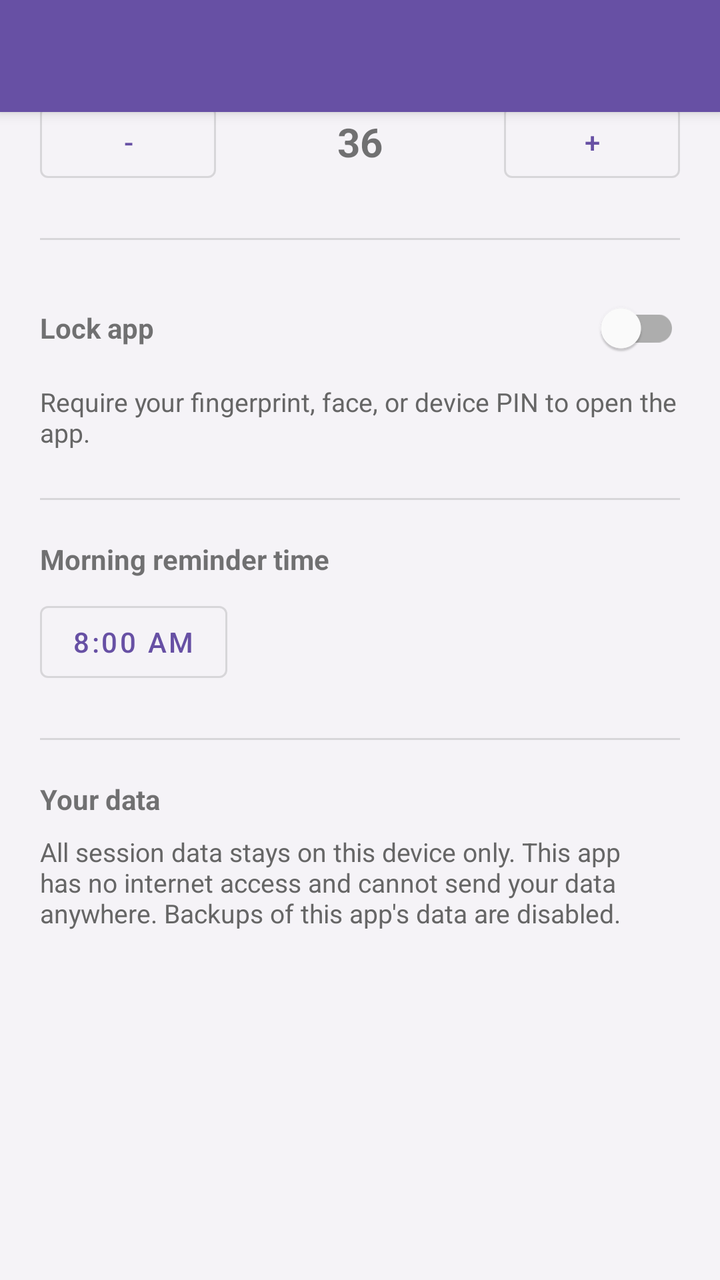
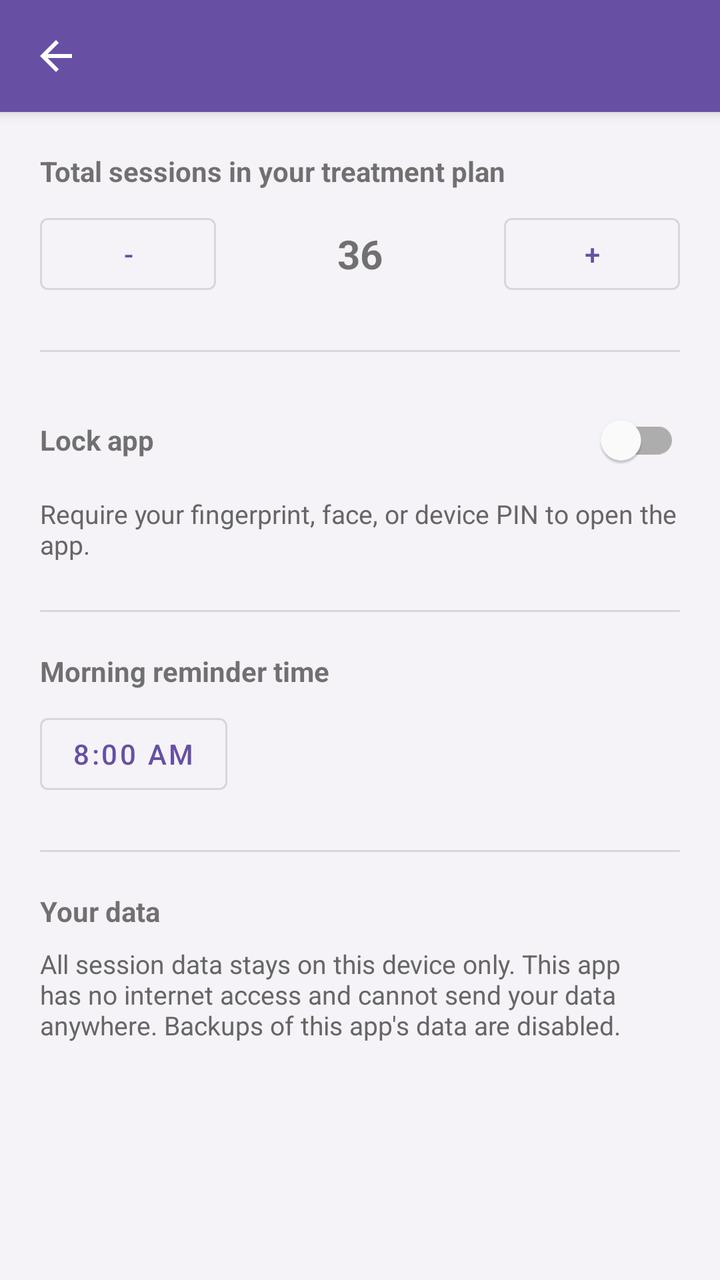

An Android layout rendered at two revisions. The XML below is the earlier revision; the diff shows what the commit changed to produce the second picture.
<!-- AndroidManifest.xml: application theme Theme.TherapyTracker -->
<!-- res/layout/activity_settings.xml -->
<?xml version="1.0" encoding="utf-8"?>
<androidx.coordinatorlayout.widget.CoordinatorLayout xmlns:android="http://schemas.android.com/apk/res/android"
    xmlns:app="http://schemas.android.com/apk/res/app"
    android:layout_width="match_parent"
    android:layout_height="match_parent"
    android:background="@color/background">

    <com.google.android.material.appbar.AppBarLayout
        android:layout_width="match_parent"
        android:layout_height="wrap_content">

        <com.google.android.material.appbar.MaterialToolbar
            android:id="@+id/toolbar"
            android:layout_width="match_parent"
            android:layout_height="?attr/actionBarSize"
            android:background="?attr/colorPrimary"
            android:title="@string/settings_title"
            android:titleTextColor="@color/white"
            app:navigationIcon="@drawable/ic_back" />

    </com.google.android.material.appbar.AppBarLayout>

    <LinearLayout
        android:layout_width="match_parent"
        android:layout_height="wrap_content"
        android:orientation="vertical"
        android:padding="20dp"
        app:layout_behavior="@string/appbar_scrolling_view_behavior">

        <TextView
            android:layout_width="wrap_content"
            android:layout_height="wrap_content"
            android:text="@string/target_sessions_label"
            android:textStyle="bold"
            android:layout_marginBottom="8dp" />

        <LinearLayout
            android:layout_width="match_parent"
            android:layout_height="wrap_content"
            android:orientation="horizontal"
            android:gravity="center_vertical"
            android:layout_marginBottom="24dp">

            <com.google.android.material.button.MaterialButton
                android:id="@+id/btnDecreaseTarget"
                style="@style/Widget.MaterialComponents.Button.OutlinedButton"
                android:layout_width="wrap_content"
                android:layout_height="wrap_content"
                android:text="-" />

            <TextView
                android:id="@+id/tvTargetValue"
                android:layout_width="0dp"
                android:layout_height="wrap_content"
                android:layout_weight="1"
                android:gravity="center"
                android:textSize="20sp"
                android:textStyle="bold"
                android:text="36" />

            <com.google.android.material.button.MaterialButton
                android:id="@+id/btnIncreaseTarget"
                style="@style/Widget.MaterialComponents.Button.OutlinedButton"
                android:layout_width="wrap_content"
                android:layout_height="wrap_content"
                android:text="+" />

        </LinearLayout>

        <com.google.android.material.divider.MaterialDivider
            android:layout_width="match_parent"
            android:layout_height="wrap_content"
            android:layout_marginBottom="20dp" />

        <LinearLayout
            android:layout_width="match_parent"
            android:layout_height="wrap_content"
            android:orientation="horizontal"
            android:gravity="center_vertical"
            android:layout_marginBottom="4dp">

            <TextView
                android:layout_width="0dp"
                android:layout_height="wrap_content"
                android:layout_weight="1"
                android:text="@string/app_lock_label"
                android:textStyle="bold" />

            <com.google.android.material.switchmaterial.SwitchMaterial
                android:id="@+id/switchAppLock"
                android:layout_width="wrap_content"
                android:layout_height="wrap_content" />

        </LinearLayout>

        <TextView
            android:layout_width="match_parent"
            android:layout_height="wrap_content"
            android:text="@string/app_lock_description"
            android:textColor="#666666"
            android:textSize="13sp"
            android:layout_marginBottom="24dp" />

        <com.google.android.material.divider.MaterialDivider
            android:layout_width="match_parent"
            android:layout_height="wrap_content"
            android:layout_marginBottom="20dp" />

        <TextView
            android:layout_width="wrap_content"
            android:layout_height="wrap_content"
            android:text="@string/morning_reminder_label"
            android:textStyle="bold"
            android:layout_marginBottom="8dp" />

        <com.google.android.material.button.MaterialButton
            android:id="@+id/btnMorningTime"
            style="@style/Widget.MaterialComponents.Button.OutlinedButton"
            android:layout_width="wrap_content"
            android:layout_height="wrap_content"
            android:layout_marginBottom="24dp"
            android:text="8:00 AM" />

        <com.google.android.material.divider.MaterialDivider
            android:layout_width="match_parent"
            android:layout_height="wrap_content"
            android:layout_marginBottom="20dp" />

        <TextView
            android:layout_width="wrap_content"
            android:layout_height="wrap_content"
            android:text="@string/security_info_title"
            android:textStyle="bold"
            android:layout_marginBottom="8dp" />

        <TextView
            android:layout_width="match_parent"
            android:layout_height="wrap_content"
            android:text="@string/security_info_body"
            android:textColor="#666666"
            android:textSize="13sp" />

    </LinearLayout>

</androidx.coordinatorlayout.widget.CoordinatorLayout>
<!-- resources referenced by this layout -->
<resources>
  <color name="background">#F5F3F7</color>
  <color name="white">#FFFFFFFF</color>
  <!-- drawable ic_back (drawable) -->
  <vector xmlns:android="http://schemas.android.com/apk/res/android"
      android:width="24dp"
      android:height="24dp"
      android:viewportWidth="24"
      android:viewportHeight="24"
      android:tint="#FFFFFFFF">
      <path
          android:fillColor="#FF000000"
          android:pathData="M20,11H7.83l5.59,-5.59L12,4l-8,8l8,8l1.41,-1.41L7.83,13H20v-2z" />
  </vector>
  <string name="app_lock_description">Require your fingerprint, face, or device PIN to open the app.</string>
  <string name="app_lock_label">Lock app</string>
  <string name="morning_reminder_label">Morning reminder time</string>
  <string name="security_info_body">All session data stays on this device only. This app has no internet access and cannot send your data anywhere. Backups of this app\'s data are disabled.</string>
  <string name="security_info_title">Your data</string>
  <string name="settings_title">Settings</string>
  <string name="target_sessions_label">Total sessions in your treatment plan</string>
  <style name="Theme.TherapyTracker" parent="Theme.MaterialComponents.DayNight.NoActionBar">
          <item name="colorPrimary">@color/purple_500</item>
          <item name="colorPrimaryVariant">@color/purple_700</item>
          <item name="colorOnPrimary">@color/white</item>
          <item name="colorSecondary">@color/teal_200</item>
          <item name="colorSecondaryVariant">@color/teal_700</item>
          <item name="colorOnSecondary">@color/black</item>
          <item name="android:statusBarColor">?attr/colorPrimaryVariant</item>
      </style>
  <color name="purple_500">#6750A4</color>
  <color name="purple_700">#4F378B</color>
  <color name="teal_200">#03DAC5</color>
  <color name="teal_700">#018786</color>
  <color name="black">#FF000000</color>
</resources>

<!-- the commit's change to res/layout/activity_settings.xml (unified diff, before → after) -->
@@ -1,6 +1,6 @@
 <?xml version="1.0" encoding="utf-8"?>
 <androidx.coordinatorlayout.widget.CoordinatorLayout xmlns:android="http://schemas.android.com/apk/res/android"
-    xmlns:app="http://schemas.android.com/apk/res/app"
+    xmlns:app="http://schemas.android.com/apk/res-auto"
     android:layout_width="match_parent"
     android:layout_height="match_parent"
     android:background="@color/background">
